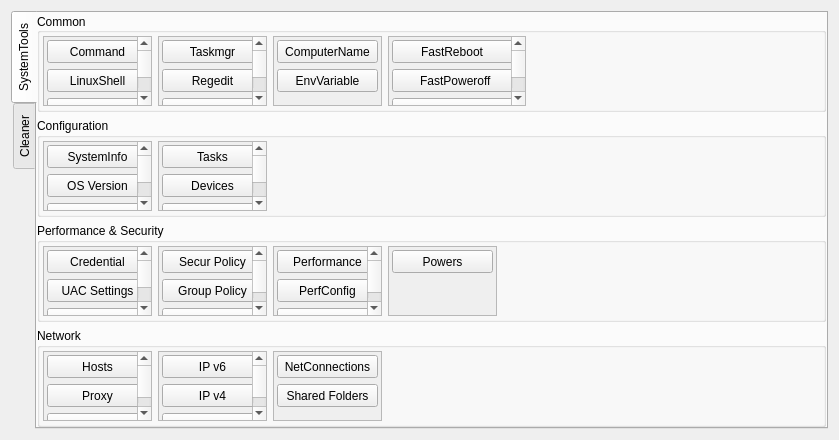
The window that src/OpenArk/ui/utilities.ui (BlackINT3/OpenArk) describes before a commit, drawn with Qt 5.
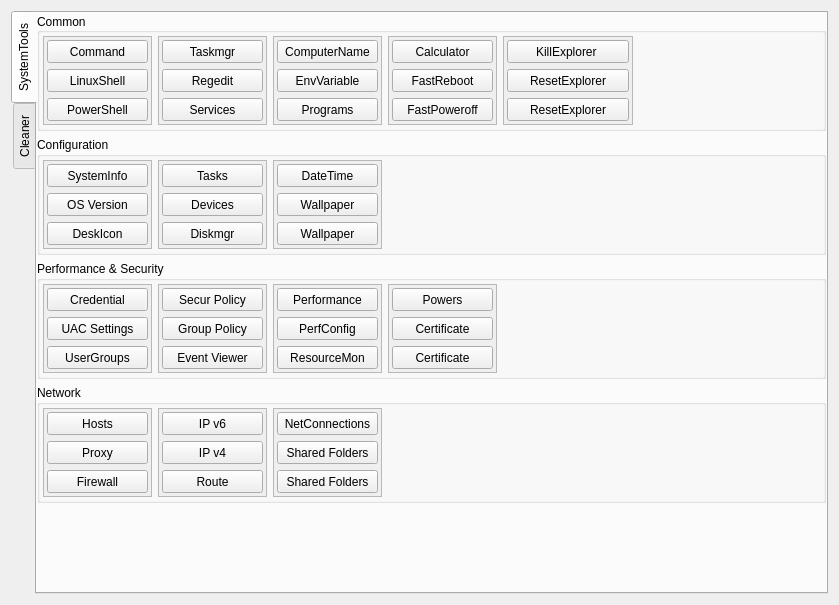
The same window after the commit. The open tabs and pages were chosen to show the change. Icons and pictures are not drawn.

```diff
--- a/src/OpenArk/ui/utilities.ui
+++ b/src/OpenArk/ui/utilities.ui
@@ -7,7 +7,7 @@
     <x>0</x>
     <y>0</y>
     <width>839</width>
-    <height>434</height>
+    <height>605</height>
    </rect>
   </property>
   <property name="windowTitle">
@@ -26,7 +26,7 @@
       <enum>QTabWidget::West</enum>
      </property>
      <property name="currentIndex">
-      <number>1</number>
+      <number>0</number>
      </property>
      <widget class="QWidget" name="tabSystemTools">
       <attribute name="title">
@@ -69,7 +69,7 @@
           <item>
            <widget class="QScrollArea" name="scrollArea">
             <property name="sizePolicy">
-             <sizepolicy hsizetype="Fixed" vsizetype="Expanding">
+             <sizepolicy hsizetype="Fixed" vsizetype="Fixed">
               <horstretch>0</horstretch>
               <verstretch>0</verstretch>
              </sizepolicy>
@@ -95,7 +95,7 @@
                <x>0</x>
                <y>0</y>
                <width>113</width>
-               <height>116</height>
+               <height>120</height>
               </rect>
              </property>
              <layout class="QFormLayout" name="formLayout_4">
@@ -114,23 +114,6 @@
               <property name="bottomMargin">
                <number>3</number>
               </property>
-              <item row="0" column="0">
-               <widget class="QPushButton" name="cmdBtn">
-                <property name="minimumSize">
-                 <size>
-                  <width>101</width>
-                  <height>23</height>
-                 </size>
-                </property>
-                <property name="text">
-                 <string>Command</string>
-                </property>
-                <property name="icon">
-                 <iconset resource="../res/openark.qrc">
-                  <normaloff>:/OpenArk/systools/cmd.ico</normaloff>:/OpenArk/systools/cmd.ico</iconset>
-                </property>
-               </widget>
-              </item>
               <item row="1" column="0">
                <widget class="QPushButton" name="wslBtn">
                 <property name="minimumSize">
@@ -165,8 +148,8 @@
                 </property>
                </widget>
               </item>
-              <item row="3" column="0">
-               <widget class="QPushButton" name="calcBtn">
+              <item row="0" column="0">
+               <widget class="QPushButton" name="cmdBtn">
                 <property name="minimumSize">
                  <size>
                   <width>101</width>
@@ -174,11 +157,11 @@
                  </size>
                 </property>
                 <property name="text">
-                 <string>Calculator</string>
+                 <string>Command</string>
                 </property>
                 <property name="icon">
                  <iconset resource="../res/openark.qrc">
-                  <normaloff>:/OpenArk/systools/calc.ico</normaloff>:/OpenArk/systools/calc.ico</iconset>
+                  <normaloff>:/OpenArk/systools/cmd.ico</normaloff>:/OpenArk/systools/cmd.ico</iconset>
                 </property>
                </widget>
               </item>
@@ -189,7 +172,7 @@
           <item>
            <widget class="QScrollArea" name="scrollArea_2">
             <property name="sizePolicy">
-             <sizepolicy hsizetype="Fixed" vsizetype="Expanding">
+             <sizepolicy hsizetype="Fixed" vsizetype="Fixed">
               <horstretch>0</horstretch>
               <verstretch>0</verstretch>
              </sizepolicy>
@@ -212,7 +195,7 @@
                <x>0</x>
                <y>0</y>
                <width>113</width>
-               <height>116</height>
+               <height>120</height>
               </rect>
              </property>
              <layout class="QFormLayout" name="formLayout_3">
@@ -279,23 +262,6 @@
                 </property>
                </widget>
               </item>
-              <item row="3" column="0">
-               <widget class="QPushButton" name="programsBtn">
-                <property name="minimumSize">
-                 <size>
-                  <width>101</width>
-                  <height>23</height>
-                 </size>
-                </property>
-                <property name="text">
-                 <string>Programs</string>
-                </property>
-                <property name="icon">
-                 <iconset resource="../res/openark.qrc">
-                  <normaloff>:/OpenArk/systools/program.ico</normaloff>:/OpenArk/systools/program.ico</iconset>
-                </property>
-               </widget>
-              </item>
              </layout>
             </widget>
            </widget>
@@ -303,7 +269,7 @@
           <item>
            <widget class="QScrollArea" name="scrollArea_3">
             <property name="sizePolicy">
-             <sizepolicy hsizetype="Fixed" vsizetype="Expanding">
+             <sizepolicy hsizetype="Fixed" vsizetype="Fixed">
               <horstretch>0</horstretch>
               <verstretch>0</verstretch>
              </sizepolicy>
@@ -326,7 +292,7 @@
                <x>0</x>
                <y>0</y>
                <width>113</width>
-               <height>78</height>
+               <height>93</height>
               </rect>
              </property>
              <layout class="QFormLayout" name="formLayout_2">
@@ -376,6 +342,23 @@
                 </property>
                </widget>
               </item>
+              <item row="2" column="0">
+               <widget class="QPushButton" name="programsBtn">
+                <property name="minimumSize">
+                 <size>
+                  <width>101</width>
+                  <height>23</height>
+                 </size>
+                </property>
+                <property name="text">
+                 <string>Programs</string>
+                </property>
+                <property name="icon">
+                 <iconset resource="../res/openark.qrc">
+                  <normaloff>:/OpenArk/systools/program.ico</normaloff>:/OpenArk/systools/program.ico</iconset>
+                </property>
+               </widget>
+              </item>
              </layout>
             </widget>
            </widget>
@@ -383,7 +366,7 @@
           <item>
            <widget class="QScrollArea" name="scrollArea_4">
             <property name="sizePolicy">
-             <sizepolicy hsizetype="Fixed" vsizetype="Expanding">
+             <sizepolicy hsizetype="Fixed" vsizetype="Fixed">
               <horstretch>0</horstretch>
               <verstretch>0</verstretch>
              </sizepolicy>
@@ -405,11 +388,11 @@
               <rect>
                <x>0</x>
                <y>0</y>
-               <width>142</width>
-               <height>116</height>
+               <width>113</width>
+               <height>90</height>
               </rect>
              </property>
-             <layout class="QFormLayout" name="formLayout">
+             <layout class="QFormLayout" name="formLayout_9">
               <property name="leftMargin">
                <number>3</number>
               </property>
@@ -423,32 +406,32 @@
                <number>3</number>
               </property>
               <item row="0" column="0">
-               <widget class="QPushButton" name="fastrebootBtn">
+               <widget class="QPushButton" name="calcBtn">
                 <property name="minimumSize">
                  <size>
-                  <width>130</width>
+                  <width>101</width>
                   <height>23</height>
                  </size>
                 </property>
                 <property name="text">
-                 <string>FastReboot   </string>
+                 <string>Calculator</string>
                 </property>
                 <property name="icon">
                  <iconset resource="../res/openark.qrc">
-                  <normaloff>:/OpenArk/systools/reboot.ico</normaloff>:/OpenArk/systools/reboot.ico</iconset>
+                  <normaloff>:/OpenArk/systools/calc.ico</normaloff>:/OpenArk/systools/calc.ico</iconset>
                 </property>
                </widget>
               </item>
-              <item row="1" column="0">
+              <item row="2" column="0">
                <widget class="QPushButton" name="fastpoweroffBtn">
                 <property name="minimumSize">
                  <size>
-                  <width>130</width>
+                  <width>101</width>
                   <height>23</height>
                  </size>
                 </property>
                 <property name="text">
-                 <string>FastPoweroff </string>
+                 <string>FastPoweroff</string>
                 </property>
                 <property name="icon">
                  <iconset resource="../res/openark.qrc">
@@ -456,11 +439,97 @@
                 </property>
                </widget>
               </item>
-              <item row="2" column="0">
+              <item row="1" column="0">
+               <widget class="QPushButton" name="fastrebootBtn">
+                <property name="minimumSize">
+                 <size>
+                  <width>101</width>
+                  <height>23</height>
+                 </size>
+                </property>
+                <property name="text">
+                 <string>FastReboot</string>
+                </property>
+                <property name="icon">
+                 <iconset resource="../res/openark.qrc">
+                  <normaloff>:/OpenArk/systools/reboot.ico</normaloff>:/OpenArk/systools/reboot.ico</iconset>
+                </property>
+               </widget>
+              </item>
+             </layout>
+            </widget>
+           </widget>
+          </item>
+          <item>
+           <widget class="QScrollArea" name="scrollArea_7">
+            <property name="sizePolicy">
+             <sizepolicy hsizetype="Fixed" vsizetype="Fixed">
+              <horstretch>0</horstretch>
+              <verstretch>0</verstretch>
+             </sizepolicy>
+            </property>
+            <property name="minimumSize">
+             <size>
+              <width>130</width>
+              <height>0</height>
+             </size>
+            </property>
+            <property name="horizontalScrollBarPolicy">
+             <enum>Qt::ScrollBarAlwaysOff</enum>
+            </property>
+            <property name="widgetResizable">
+             <bool>true</bool>
+            </property>
+            <widget class="QWidget" name="scrollAreaWidgetContents_7">
+             <property name="geometry">
+              <rect>
+               <x>0</x>
+               <y>0</y>
+               <width>142</width>
+               <height>120</height>
+              </rect>
+             </property>
+             <layout class="QFormLayout" name="formLayout_7">
+              <property name="horizontalSpacing">
+               <number>3</number>
+              </property>
+              <property name="verticalSpacing">
+               <number>6</number>
+              </property>
+              <property name="leftMargin">
+               <number>0</number>
+              </property>
+              <property name="topMargin">
+               <number>3</number>
+              </property>
+              <property name="rightMargin">
+               <number>3</number>
+              </property>
+              <property name="bottomMargin">
+               <number>3</number>
+              </property>
+              <item row="1" column="1">
+               <widget class="QPushButton" name="resetexplorerBtn">
+                <property name="minimumSize">
+                 <size>
+                  <width>120</width>
+                  <height>23</height>
+                 </size>
+                </property>
+                <property name="text">
+                 <string>ResetExplorer</string>
+                </property>
+                <property name="icon">
+                 <iconset resource="../res/openark.qrc">
+                  <normaloff>:/OpenArk/systools/resetexplorer.ico</normaloff>:/OpenArk/systools/resetexplorer.ico</iconset>
+                </property>
+               </widget>
+              </item>
+              <item row="0" column="1">
                <widget class="QPushButton" name="killexplorerBtn">
                 <property name="minimumSize">
                  <size>
-                  <width>130</width>
+                  <width>120</width>
                   <height>23</height>
                  </size>
                 </property>
@@ -473,11 +542,11 @@
                 </property>
                </widget>
               </item>
-              <item row="3" column="0">
-               <widget class="QPushButton" name="resetexplorerBtn">
+              <item row="2" column="1">
+               <widget class="QPushButton" name="hideBtn0">
                 <property name="minimumSize">
                  <size>
-                  <width>130</width>
+                  <width>120</width>
                   <height>23</height>
                  </size>
                 </property>
@@ -531,7 +600,7 @@
           <item>
            <widget class="QScrollArea" name="scrollArea_5">
             <property name="sizePolicy">
-             <sizepolicy hsizetype="Fixed" vsizetype="Expanding">
+             <sizepolicy hsizetype="Fixed" vsizetype="Fixed">
               <horstretch>0</horstretch>
               <verstretch>0</verstretch>
              </sizepolicy>
@@ -548,7 +617,7 @@
                <x>0</x>
                <y>0</y>
                <width>113</width>
-               <height>116</height>
+               <height>120</height>
               </rect>
              </property>
              <layout class="QFormLayout" name="formLayout_6">
@@ -615,23 +684,6 @@
                 </property>
                </widget>
               </item>
-              <item row="3" column="0">
-               <widget class="QPushButton" name="wallpaperBtn">
-                <property name="minimumSize">
-                 <size>
-                  <width>101</width>
-                  <height>23</height>
-                 </size>
-                </property>
-                <property name="text">
-                 <string>Wallpaper</string>
-                </property>
-                <property name="icon">
-                 <iconset resource="../res/openark.qrc">
-                  <normaloff>:/OpenArk/systools/wallpaper.ico</normaloff>:/OpenArk/systools/wallpaper.ico</iconset>
-                </property>
-               </widget>
-              </item>
              </layout>
             </widget>
            </widget>
@@ -639,7 +691,7 @@
           <item>
            <widget class="QScrollArea" name="scrollArea_6">
             <property name="sizePolicy">
-             <sizepolicy hsizetype="Fixed" vsizetype="Expanding">
+             <sizepolicy hsizetype="Fixed" vsizetype="Fixed">
               <horstretch>0</horstretch>
               <verstretch>0</verstretch>
              </sizepolicy>
@@ -656,7 +708,7 @@
                <x>0</x>
                <y>0</y>
                <width>113</width>
-               <height>116</height>
+               <height>120</height>
               </rect>
              </property>
              <layout class="QFormLayout" name="formLayout_5">
@@ -723,7 +775,47 @@
                 </property>
                </widget>
               </item>
-              <item row="3" column="0">
+             </layout>
+            </widget>
+           </widget>
+          </item>
+          <item>
+           <widget class="QScrollArea" name="scrollArea_8">
+            <property name="sizePolicy">
+             <sizepolicy hsizetype="Fixed" vsizetype="Fixed">
+              <horstretch>0</horstretch>
+              <verstretch>0</verstretch>
+             </sizepolicy>
+            </property>
+            <property name="horizontalScrollBarPolicy">
+             <enum>Qt::ScrollBarAlwaysOff</enum>
+            </property>
+            <property name="widgetResizable">
+             <bool>true</bool>
+            </property>
+            <widget class="QWidget" name="scrollAreaWidgetContents_8">
+             <property name="geometry">
+              <rect>
+               <x>0</x>
+               <y>0</y>
+               <width>113</width>
+               <height>120</height>
+              </rect>
+             </property>
+             <layout class="QFormLayout" name="formLayout_8">
+              <property name="leftMargin">
+               <number>3</number>
+              </property>
+              <property name="topMargin">
+               <number>3</number>
+              </property>
+              <property name="rightMargin">
+               <number>3</number>
+              </property>
+              <property name="bottomMargin">
+               <number>3</number>
+              </property>
+              <item row="0" column="0">
                <widget class="QPushButton" name="datetimeBtn">
                 <property name="minimumSize">
                  <size>
@@ -740,6 +832,43 @@
                 </property>
                </widget>
               </item>
+              <item row="1" column="0">
+               <widget class="QPushButton" name="wallpaperBtn">
+                <property name="minimumSize">
+                 <size>
+                  <width>101</width>
+                  <height>23</height>
+                 </size>
+                </property>
+                <property name="text">
+                 <string>Wallpaper</string>
+                </property>
+                <property name="icon">
+                 <iconset resource="../res/openark.qrc">
+                  <normaloff>:/OpenArk/systools/wallpaper.ico</normaloff>:/OpenArk/systools/wallpaper.ico</iconset>
+                </property>
+               </widget>
+              </item>
+              <item row="2" column="0">
+               <widget class="QPushButton" name="hideBtn1">
+                <property name="minimumSize">
+                 <size>
+                  <width>101</width>
+                  <height>23</height>
+                 </size>
+                </property>
+                <property name="styleSheet">
+                 <string notr="true"/>
+                </property>
+                <property name="text">
+                 <string>Wallpaper</string>
+                </property>
+                <property name="icon">
+                 <iconset resource="../res/openark.qrc">
+                  <normaloff>:/OpenArk/systools/wallpaper.ico</normaloff>:/OpenArk/systools/wallpaper.ico</iconset>
+                </property>
+               </widget>
+              </item>
              </layout>
             </widget>
            </widget>
@@ -758,9 +887,6 @@
            </spacer>
           </item>
          </layout>
-         <zorder>scrollArea_5</zorder>
-         <zorder>scrollArea_6</zorder>
-         <zorder>horizontalSpacer_3</zorder>
         </widget>
        </item>
        <item>
@@ -784,7 +910,7 @@
           <item>
            <widget class="QScrollArea" name="scrollArea_11">
             <property name="sizePolicy">
-             <sizepolicy hsizetype="Fixed" vsizetype="Expanding">
+             <sizepolicy hsizetype="Fixed" vsizetype="Fixed">
               <horstretch>0</horstretch>
               <verstretch>0</verstretch>
              </sizepolicy>
@@ -801,7 +927,7 @@
                <x>0</x>
                <y>0</y>
                <width>113</width>
-               <height>116</height>
+               <height>120</height>
               </rect>
              </property>
              <layout class="QFormLayout" name="formLayout_11">
@@ -817,23 +943,6 @@
               <property name="bottomMargin">
                <number>3</number>
               </property>
-              <item row="3" column="0">
-               <widget class="QPushButton" name="certBtn">
-                <property name="minimumSize">
-                 <size>
-                  <width>101</width>
-                  <height>23</height>
-                 </size>
-                </property>
-                <property name="text">
-                 <string>Certificate</string>
-                </property>
-                <property name="icon">
-                 <iconset resource="../res/openark.qrc">
-                  <normaloff>:/OpenArk/systools/certmgr.ico</normaloff>:/OpenArk/systools/certmgr.ico</iconset>
-                </property>
-               </widget>
-              </item>
               <item row="2" column="0">
                <widget class="QPushButton" name="usersBtn">
                 <property name="minimumSize">
@@ -892,7 +1001,7 @@
           <item>
            <widget class="QScrollArea" name="scrollArea_12">
             <property name="sizePolicy">
-             <sizepolicy hsizetype="Fixed" vsizetype="Expanding">
+             <sizepolicy hsizetype="Fixed" vsizetype="Fixed">
               <horstretch>0</horstretch>
               <verstretch>0</verstretch>
              </sizepolicy>
@@ -909,7 +1018,7 @@
                <x>0</x>
                <y>0</y>
                <width>113</width>
-               <height>87</height>
+               <height>90</height>
               </rect>
              </property>
              <layout class="QFormLayout" name="formLayout_12">
@@ -983,7 +1092,7 @@
           <item>
            <widget class="QScrollArea" name="scrollArea_13">
             <property name="sizePolicy">
-             <sizepolicy hsizetype="Fixed" vsizetype="Expanding">
+             <sizepolicy hsizetype="Fixed" vsizetype="Fixed">
               <horstretch>0</horstretch>
               <verstretch>0</verstretch>
              </sizepolicy>
@@ -1000,7 +1109,7 @@
                <x>0</x>
                <y>0</y>
                <width>113</width>
-               <height>87</height>
+               <height>90</height>
               </rect>
              </property>
              <layout class="QFormLayout" name="formLayout_13">
@@ -1074,7 +1183,7 @@
           <item>
            <widget class="QScrollArea" name="scrollArea_14">
             <property name="sizePolicy">
-             <sizepolicy hsizetype="Fixed" vsizetype="Expanding">
+             <sizepolicy hsizetype="Fixed" vsizetype="Fixed">
               <horstretch>0</horstretch>
               <verstretch>0</verstretch>
              </sizepolicy>
@@ -1089,9 +1198,9 @@
              <property name="geometry">
               <rect>
                <x>0</x>
-               <y>0</y>
+               <y>-18</y>
                <width>113</width>
-               <height>78</height>
+               <height>87</height>
               </rect>
              </property>
              <layout class="QFormLayout" name="formLayout_14">
@@ -1124,6 +1233,40 @@
                 </property>
                </widget>
               </item>
+              <item row="1" column="0">
+               <widget class="QPushButton" name="certBtn">
+                <property name="minimumSize">
+                 <size>
+                  <width>101</width>
+                  <height>23</height>
+                 </size>
+                </property>
+                <property name="text">
+                 <string>Certificate</string>
+                </property>
+                <property name="icon">
+                 <iconset resource="../res/openark.qrc">
+                  <normaloff>:/OpenArk/systools/certmgr.ico</normaloff>:/OpenArk/systools/certmgr.ico</iconset>
+                </property>
+               </widget>
+              </item>
+              <item row="2" column="0">
+               <widget class="QPushButton" name="hideBtn2">
+                <property name="minimumSize">
+                 <size>
+                  <width>101</width>
+                  <height>23</height>
+                 </size>
+                </property>
+                <property name="text">
+                 <string>Certificate</string>
+                </property>
+                <property name="icon">
+                 <iconset resource="../res/openark.qrc">
+                  <normaloff>:/OpenArk/systools/certmgr.ico</normaloff>:/OpenArk/systools/certmgr.ico</iconset>
+                </property>
+               </widget>
+              </item>
              </layout>
             </widget>
            </widget>
@@ -1165,7 +1308,7 @@
           <item>
            <widget class="QScrollArea" name="scrollArea_16">
             <property name="sizePolicy">
-             <sizepolicy hsizetype="Fixed" vsizetype="Expanding">
+             <sizepolicy hsizetype="Fixed" vsizetype="Fixed">
               <horstretch>0</horstretch>
               <verstretch>0</verstretch>
              </sizepolicy>
@@ -1182,7 +1325,7 @@
                <x>0</x>
                <y>0</y>
                <width>113</width>
-               <height>87</height>
+               <height>90</height>
               </rect>
              </property>
              <layout class="QFormLayout" name="formLayout_17">
@@ -1256,7 +1399,7 @@
           <item>
            <widget class="QScrollArea" name="scrollArea_17">
             <property name="sizePolicy">
-             <sizepolicy hsizetype="Fixed" vsizetype="Expanding">
+             <sizepolicy hsizetype="Fixed" vsizetype="Fixed">
               <horstretch>0</horstretch>
               <verstretch>0</verstretch>
              </sizepolicy>
@@ -1273,7 +1416,7 @@
                <x>0</x>
                <y>0</y>
                <width>113</width>
-               <height>87</height>
+               <height>90</height>
               </rect>
              </property>
              <layout class="QFormLayout" name="formLayout_18">
@@ -1347,7 +1490,7 @@
           <item>
            <widget class="QScrollArea" name="scrollArea_18">
             <property name="sizePolicy">
-             <sizepolicy hsizetype="Fixed" vsizetype="Expanding">
+             <sizepolicy hsizetype="Fixed" vsizetype="Fixed">
               <horstretch>0</horstretch>
               <verstretch>0</verstretch>
              </sizepolicy>
@@ -1362,9 +1505,9 @@
              <property name="geometry">
               <rect>
                <x>0</x>
-               <y>0</y>
-               <width>124</width>
-               <height>69</height>
+               <y>-18</y>
+               <width>113</width>
+               <height>87</height>
               </rect>
              </property>
              <layout class="QFormLayout" name="formLayout_19">
@@ -1414,6 +1557,23 @@
                 </property>
                </widget>
               </item>
+              <item row="2" column="0">
+               <widget class="QPushButton" name="hideBtn3">
+                <property name="minimumSize">
+                 <size>
+                  <width>101</width>
+                  <height>23</height>
+                 </size>
+                </property>
+                <property name="text">
+                 <string>Shared Folders</string>
+                </property>
+                <property name="icon">
+                 <iconset resource="../res/openark.qrc">
+                  <normaloff>:/OpenArk/systools/share.ico</normaloff>:/OpenArk/systools/share.ico</iconset>
+                </property>
+               </widget>
+              </item>
              </layout>
             </widget>
            </widget>
@@ -1434,6 +1594,19 @@
          </layout>
         </widget>
        </item>
+       <item>
+        <spacer name="verticalSpacer_2">
+         <property name="orientation">
+          <enum>Qt::Vertical</enum>
+         </property>
+         <property name="sizeHint" stdset="0">
+          <size>
+           <width>20</width>
+           <height>40</height>
+          </size>
+         </property>
+        </spacer>
+       </item>
       </layout>
      </widget>
      <widget class="QWidget" name="tabCleaner">
```
